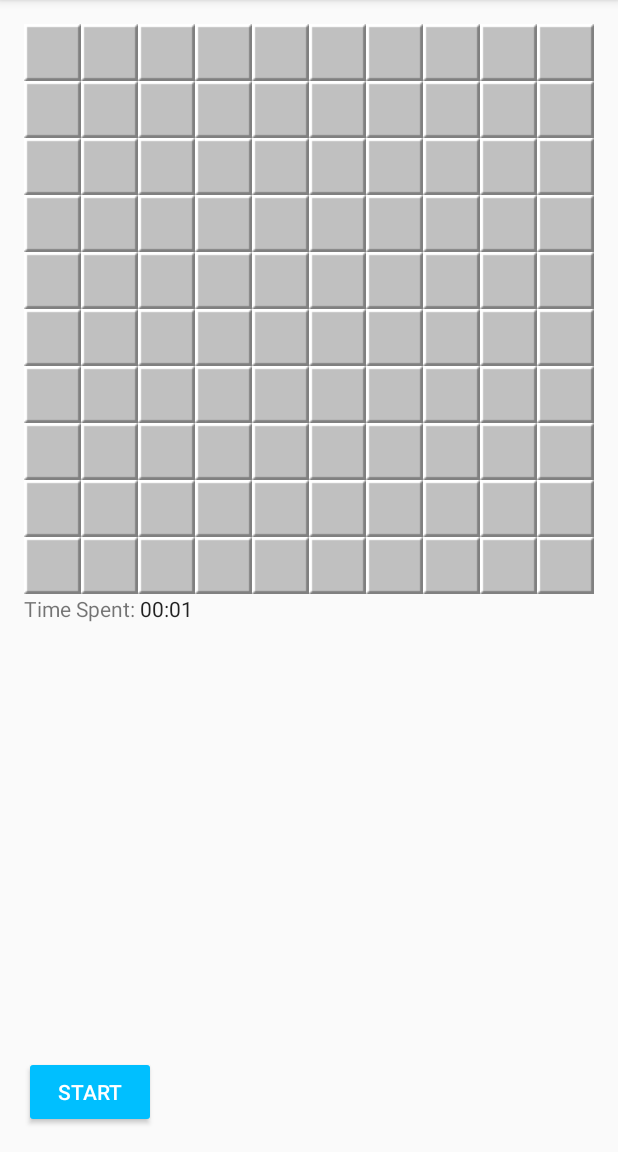
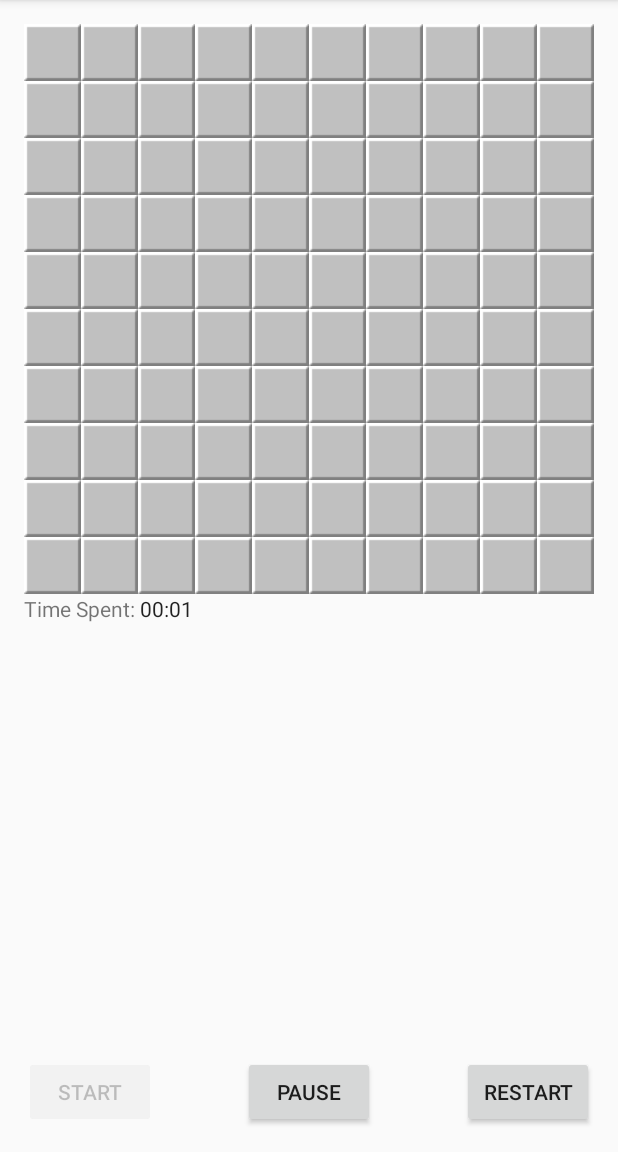
Before and after one commit to rogeriotakashi/Android-CampoMinado, an Android app: the Game screen opened directly, with no data from a screen before it, after a tap on "START", on a phone screen of 412 x 824 dp, the part 84-1236 px from its top. Run offline under Robolectric (Android 15) with nearby library versions, the light colour scheme and no system bars.

Commit message:
Added Pause and Restart buttons

```diff
--- a/app/src/main/AndroidManifest.xml
+++ b/app/src/main/AndroidManifest.xml
@@ -22,7 +22,7 @@
             </intent-filter>
         </activity>
         <activity
-            android:name=".feedback.Feedback"
+            android:name=".feedback.FeedbackActivity"
             android:label="@string/title_activity_user"
             android:theme="@style/AppTheme.NoActionBar" />
         <activity
@@ -30,7 +30,6 @@
             android:label="@string/title_activity_after_feedback"
             android:theme="@style/AppTheme.NoActionBar" />
         <activity android:name=".Game" />
-        <activity android:name="res.layout.leaderboard" />
         <activity android:name=".leaderboard.Leaderboard" />
         <activity
             android:name=".settings.Settings"
--- a/app/src/main/java/com/example/rogerio/campominado/Game.java
+++ b/app/src/main/java/com/example/rogerio/campominado/Game.java
@@ -18,6 +18,11 @@ public class Game extends AppCompatActivity {
 
     Chronometer chronometer;
     Button start;
+    Button pauseOrPlay;
+    Button restart;
+
+    boolean isPaused;
+    long timeWhenPaused = 0;
 
     @Override
     protected void onCreate(Bundle savedInstanceState) {
@@ -25,6 +30,8 @@ public class Game extends AppCompatActivity {
         setContentView(R.layout.activity_game);
         chronometer = (Chronometer) findViewById(R.id.chronometer2);
         start = (Button) findViewById(R.id.btnStart);
+        pauseOrPlay = (Button) findViewById(R.id.btnPauseOrPlay);
+        restart = (Button) findViewById(R.id.btnRestart);
 
 
         GameEngine.getInstance().createGrid(this);
@@ -37,9 +44,46 @@ public class Game extends AppCompatActivity {
                 chronometer.setText("Time Spent: ");
                 chronometer.setBase(SystemClock.elapsedRealtime());
                 chronometer.start();
-                GameEngine.getInstance().startGame();;
+                GameEngine.getInstance().startGame();
+                isPaused = false;
+                start.setEnabled(false);
             }
         });
+
+        pauseOrPlay.setOnClickListener(new View.OnClickListener() {
+            @Override
+            public void onClick(View v) {
+
+                if(isPaused) {
+                    chronometer.setBase(SystemClock.elapsedRealtime() + timeWhenPaused);
+                    chronometer.start();
+                    isPaused = false;
+                    pauseOrPlay.setText("Pause");
+                }else{
+                    chronometer.stop();
+                    timeWhenPaused = chronometer.getBase() - SystemClock.elapsedRealtime();
+                    isPaused = true;
+                    GameEngine.getInstance().stopGame();
+                    pauseOrPlay.setText("Continue");
+                }
+
+            }
+        });
+
+        restart.setOnClickListener(new View.OnClickListener() {
+            @Override
+            public void onClick(View v) {
+                GameEngine.getInstance().createGrid(Game.this);
+                chronometer.stop();
+                chronometer.setBase(SystemClock.elapsedRealtime());
+                GameEngine.getInstance().stopGame();
+                start.setEnabled(true);
+                pauseOrPlay.setText("Pause");
+                isPaused = false;
+            }
+        });
+
+
     }
 
 
--- a/app/src/main/java/com/example/rogerio/campominado/GameEngine.java
+++ b/app/src/main/java/com/example/rogerio/campominado/GameEngine.java
@@ -58,8 +58,11 @@ public class GameEngine {
 
     public void startGame()
     {
-
         isStarted = true;
+    }
+    public void stopGame()
+    {
+        isStarted = false;
     }
 
     public void createGrid(Context context)
--- a/app/src/main/java/com/example/rogerio/campominado/MainActivity.java
+++ b/app/src/main/java/com/example/rogerio/campominado/MainActivity.java
@@ -11,7 +11,7 @@ import android.widget.AdapterView;
 import android.widget.ListView;
 
 import com.example.rogerio.campominado.adapters.MenuAdapter;
-import com.example.rogerio.campominado.feedback.Feedback;
+import com.example.rogerio.campominado.feedback.FeedbackActivity;
 import com.example.rogerio.campominado.leaderboard.Leaderboard;
 import com.example.rogerio.campominado.menu.Menu_Item;
 import com.example.rogerio.campominado.settings.Settings;
@@ -72,7 +72,7 @@ public class MainActivity extends AppCompatActivity {
                 }
 
                 if (position == 3) {
-                    Intent intent = new Intent(MainActivity.this, Feedback.class);
+                    Intent intent = new Intent(MainActivity.this, FeedbackActivity.class);
                     startActivity(intent);
                 }
             }
--- a/app/src/main/res/layout/activity_game.xml
+++ b/app/src/main/res/layout/activity_game.xml
@@ -46,4 +46,21 @@
         android:layout_toRightOf="@+id/textView7"
         android:layout_toEndOf="@+id/textView7" />
 
+    <Button
+        android:text="Restart"
+        android:layout_width="wrap_content"
+        android:layout_height="wrap_content"
+        android:id="@+id/btnRestart"
+        android:layout_alignParentBottom="true"
+        android:layout_alignParentRight="true"
+        android:layout_alignParentEnd="true" />
+
+    <Button
+        android:text="Pause"
+        android:layout_width="wrap_content"
+        android:layout_height="wrap_content"
+        android:id="@+id/btnPauseOrPlay"
+        android:layout_alignParentBottom="true"
+        android:layout_centerHorizontal="true" />
+
 </RelativeLayout>
```
Also changed, not shown: app/src/main/java/com/example/rogerio/campominado/feedback/AfterFeedback.java (+1 -6 lines), app/src/main/java/com/example/rogerio/campominado/feedback/Feedback.java (+15 -50 lines), app/src/main/java/com/example/rogerio/campominado/feedback/FeedbackActivity.java (added, +58 -0 lines), app/src/main/java/com/example/rogerio/campominado/feedback/feed.java (deleted, +0 -23 lines).
